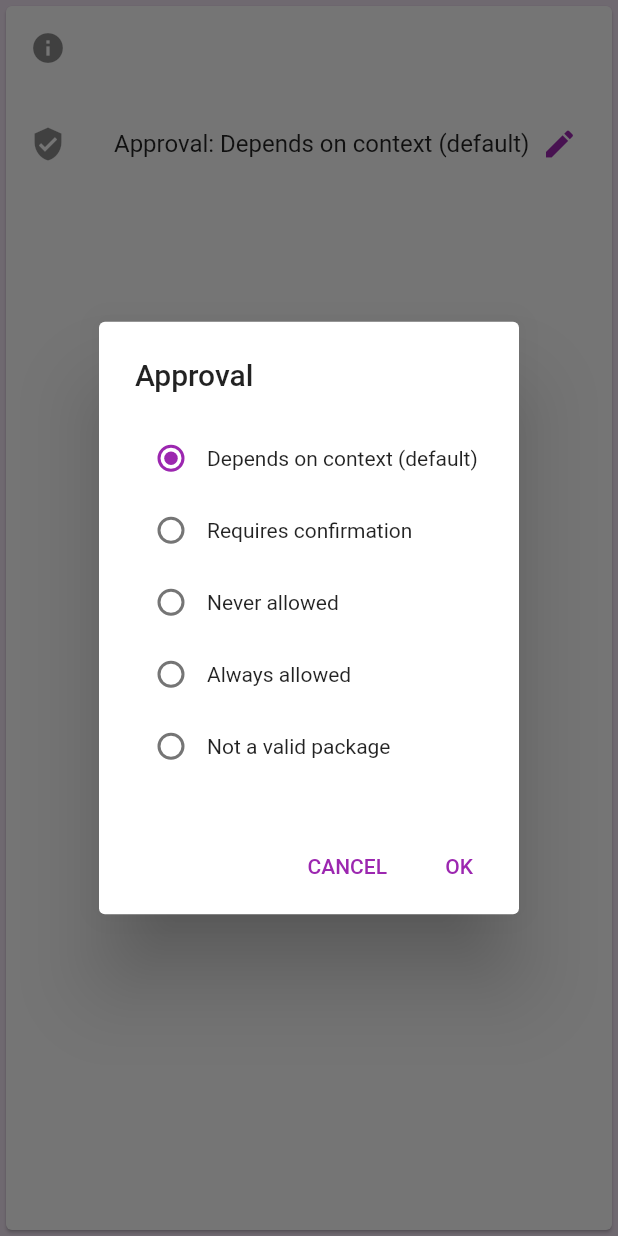
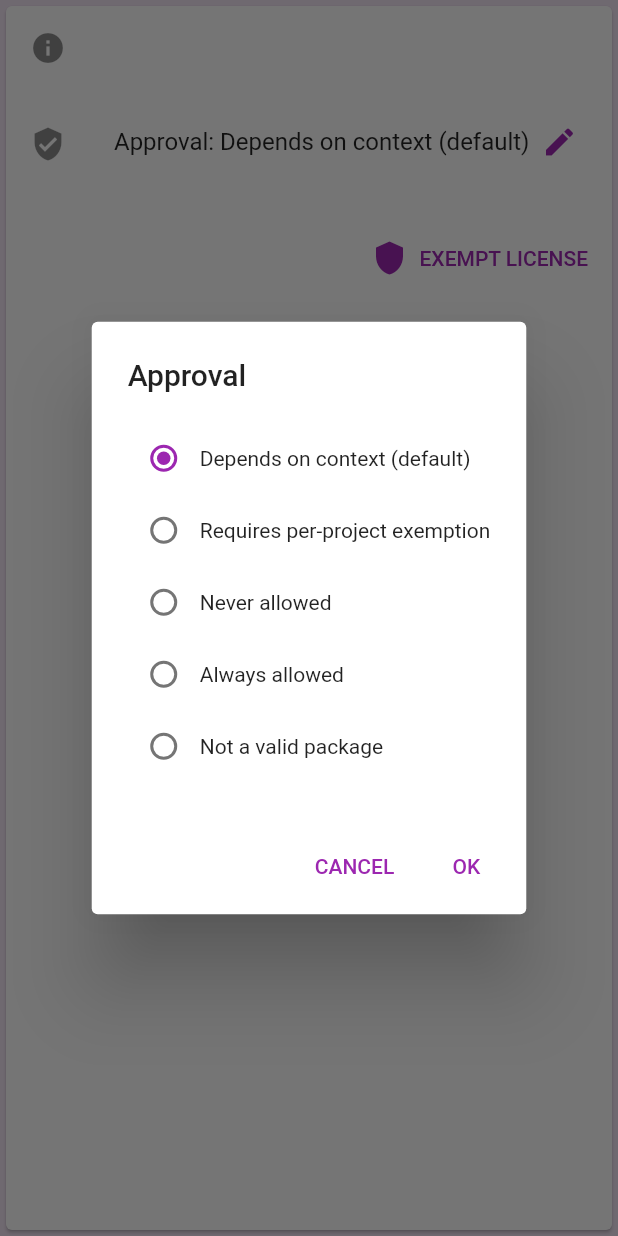
Before and after one commit to philips-software/bom-bar-ui, a Flutter app: the InfoCard widget shown alone on an empty page, opened directly with empty values, after a tap on the "edit" icon, on a phone screen of 412 x 824 dp. Run offline on Flutter 3.47's test engine with Material 2 defaults, Android fonts, the phone set to English and light mode, and no system bars; our stand-ins replace badges, dio, toast; missing offline and left inert: dart:html, dio_flutter_transformer; network calls fail.

Commit message:
Show package license exemptions

```diff
--- a/lib/model/package.dart
+++ b/lib/model/package.dart
@@ -17,6 +17,7 @@ class Package {
     this.vendor,
     this.homepage,
     this.approval = Approval.context,
+    this.exemptions,
     this.projects,
   });
 
@@ -25,6 +26,7 @@ class Package {
   final String vendor;
   final Uri homepage;
   Approval approval;
+  final List<String> exemptions;
   final List<Project> projects;
 }
 
--- a/lib/screens/package/approval_card.dart
+++ b/lib/screens/package/approval_tile.dart
@@ -7,6 +7,7 @@
  *
  * All Rights Reserved
  */
+import 'package:bom_bar_ui/screens/widgets/shared.dart';
 import 'package:flutter/material.dart';
 
 import '../../model/package.dart';
@@ -14,8 +15,8 @@ import '../../services/package_service.dart';
 import '../widgets/action_item.dart';
 import '../widgets/edit_selection_dialog.dart';
 
-class ApprovalCard extends StatelessWidget {
-  ApprovalCard(this.package);
+class ApprovalTile extends StatelessWidget {
+  ApprovalTile(this.package);
 
   final Package package;
 
@@ -26,6 +27,16 @@ class ApprovalCard extends StatelessWidget {
       title: ActionItem(
         child: Text('Approval: ${_approvalMapping[package.approval]}'),
         onPressed: () => _editApproval(context),
+      ),
+      subtitle: Column(
+        crossAxisAlignment: CrossAxisAlignment.start,
+        children: package.exemptions
+            .map((license) => ActionItem(
+                  icon: Icons.clear,
+                  child: Text('Exempted license: $license'),
+                  onPressed: () => _unExempt(context, license),
+                ))
+            .toList(growable: false),
       ),
     );
   }
@@ -40,11 +51,17 @@ class ApprovalCard extends StatelessWidget {
       PackageService.of(context).approval = update;
     }
   }
+
+  void _unExempt(BuildContext context, String license) {
+    PackageService.of(context)
+        .unExempt(license)
+        .catchError((error) => showError(context, error));
+  }
 }
 
 final _approvalMapping = {
   Approval.context: 'Depends on context (default)',
-  Approval.confirmation: 'Requires confirmation',
+  Approval.confirmation: 'Requires per-project exemption',
   Approval.rejected: 'Never allowed',
   Approval.accepted: 'Always allowed',
   Approval.noPackage: 'Not a valid package',
--- a/lib/screens/package/info_card.dart
+++ b/lib/screens/package/info_card.dart
@@ -9,7 +9,10 @@
  */
 
 import 'package:bom_bar_ui/model/package.dart';
-import 'package:bom_bar_ui/screens/package/approval_card.dart';
+import 'package:bom_bar_ui/screens/package/approval_tile.dart';
+import 'package:bom_bar_ui/screens/widgets/edit_text_dialog.dart';
+import 'package:bom_bar_ui/screens/widgets/shared.dart';
+import 'package:bom_bar_ui/services/package_service.dart';
 import 'package:flutter/material.dart';
 
 class InfoCard extends StatelessWidget {
@@ -28,9 +31,28 @@ class InfoCard extends StatelessWidget {
                 style: Theme.of(context).textTheme.headline4),
             subtitle: Text(package.vendor ?? '(Vendor unknown)'),
           ),
-          ApprovalCard(package),
+          ApprovalTile(package),
+          ButtonBar(
+            children: [
+              TextButton.icon(
+                icon: Icon(Icons.shield),
+                label: Text('EXEMPT LICENSE'),
+                onPressed: () => _exemptLicense(context),
+              ),
+            ],
+          ),
         ],
       ),
     );
   }
+
+  void _exemptLicense(BuildContext context) async {
+    final license =
+        await EditTextDialog(title: 'License to exempt').show(context);
+    if (license != null) {
+      PackageService.of(context)
+          .exempt(license)
+          .catchError((error) => showError(context, error));
+    }
+  }
 }
--- a/lib/screens/widgets/edit_text_dialog.dart
+++ b/lib/screens/widgets/edit_text_dialog.dart
@@ -11,7 +11,7 @@
 import 'package:flutter/material.dart';
 
 class EditTextDialog {
-  EditTextDialog({this.title, this.value, this.lines = 1});
+  EditTextDialog({@required this.title, this.value = '', this.lines = 1});
 
   final String title;
   final String value;
--- a/lib/services/bombar_client.dart
+++ b/lib/services/bombar_client.dart
@@ -101,4 +101,10 @@ class BomBarClient {
     final value = _approvals[approval];
     return _dio.postUri(packagesUrl.resolve('$packageId/approve/$value'));
   }
+
+  exemptLicense(String packageId, String license) =>
+      _dio.postUri(packagesUrl.resolve('$packageId/exempt/$license'));
+
+  unExemptLicense(String packageId, String license) =>
+      _dio.deleteUri(packagesUrl.resolve('$packageId/exempt/$license'));
 }
--- a/lib/services/model_adapters.dart
+++ b/lib/services/model_adapters.dart
@@ -88,6 +88,7 @@ Package toPackage(Map<String, Object> map) => Package(
       vendor: map['vendor'],
       homepage: toUrl(map['homepage']),
       approval: toApproval(map['approval'] ?? '?'),
+      exemptions: toStringList(map['exemptions'] ?? []),
       projects: toProjectList(map['projects'] ?? []),
     );
 
--- a/lib/services/package_service.dart
+++ b/lib/services/package_service.dart
@@ -43,6 +43,18 @@ class PackageService extends ChangeNotifier {
         log('Selected package $id');
       });
 
+  Future<void> exempt(String license) => _execute(() async {
+        await _client.exemptLicense(_current.id, license);
+        log('Exempted $license for ${_current.id}');
+        _current = await _client.getPackage(_current.id);
+      });
+
+  Future<void> unExempt(String license) => _execute(() async {
+        await _client.unExemptLicense(_current.id, license);
+        log('Un-exempted $license for ${_current.id}');
+        _current = await _client.getPackage(_current.id);
+      });
+
   Future<T> _execute<T>(Future<T> Function() func) async {
     try {
       error = null;
```
